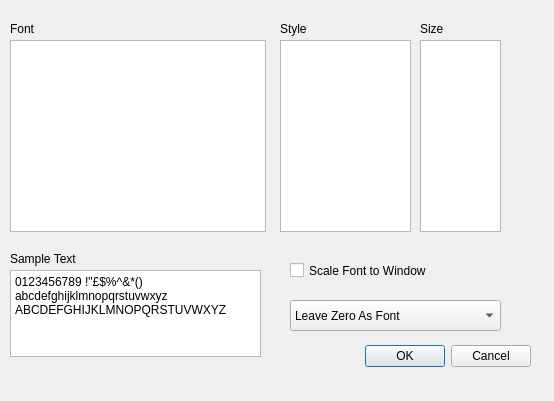
Qt form FontSelection.ui (HobbitHacker/Q3270) before a commit.
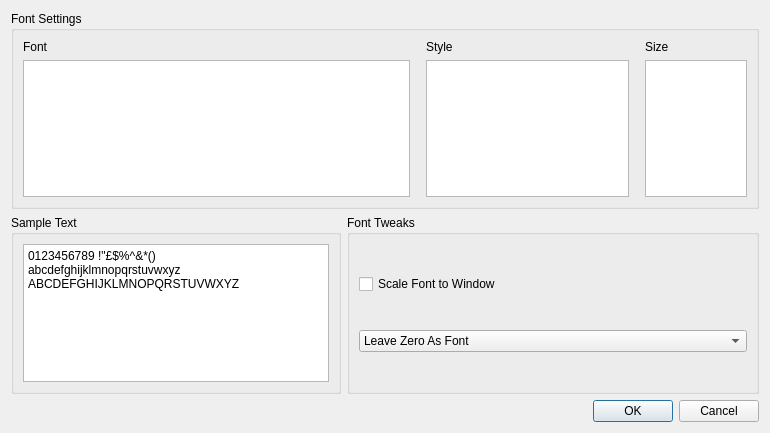
The same form after that commit.

Commit message: Trying to tidy up clazy warnings & GUI layout

What changed in the file:
```diff
--- a/FontSelection.ui
+++ b/FontSelection.ui
@@ -6,133 +6,126 @@
    <rect>
     <x>0</x>
     <y>0</y>
-    <width>554</width>
-    <height>401</height>
+    <width>770</width>
+    <height>433</height>
    </rect>
   </property>
   <property name="windowTitle">
    <string>Dialog</string>
   </property>
-  <widget class="QDialogButtonBox" name="buttonBox">
-   <property name="geometry">
-    <rect>
-     <x>190</x>
-     <y>340</y>
-     <width>341</width>
-     <height>32</height>
-    </rect>
-   </property>
+  <layout class="QVBoxLayout" name="verticalLayout_4">
+   <item>
+    <widget class="QGroupBox" name="groupBox_2">
+     <property name="title">
+      <string>Font Settings</string>
+     </property>
+     <layout class="QVBoxLayout" name="verticalLayout_6">
+      <item>
+       <layout class="QGridLayout" name="gridLayout" columnstretch="38,1,20,1,10">
+        <item row="1" column="2">
+         <widget class="QListWidget" name="FontStyleList"/>
+        </item>
+        <item row="1" column="1">
+         <spacer name="horizontalSpacer_3">
    <property name="orientation">
     <enum>Qt::Horizontal</enum>
    </property>
-   <property name="standardButtons">
-    <set>QDialogButtonBox::Cancel|QDialogButtonBox::Ok</set>
-   </property>
-  </widget>
-  <widget class="QListWidget" name="FontNameList">
-   <property name="geometry">
-    <rect>
-     <x>10</x>
-     <y>40</y>
-     <width>256</width>
-     <height>192</height>
-    </rect>
-   </property>
-  </widget>
-  <widget class="QListWidget" name="FontStyleList">
-   <property name="geometry">
-    <rect>
-     <x>280</x>
-     <y>40</y>
-     <width>131</width>
-     <height>192</height>
-    </rect>
-   </property>
-  </widget>
-  <widget class="QListWidget" name="FontSizeList">
-   <property name="geometry">
-    <rect>
-     <x>420</x>
-     <y>40</y>
-     <width>81</width>
-     <height>192</height>
-    </rect>
-   </property>
-  </widget>
-  <widget class="QLabel" name="Font">
-   <property name="geometry">
-    <rect>
-     <x>10</x>
-     <y>20</y>
-     <width>27</width>
-     <height>17</height>
-    </rect>
-   </property>
-   <property name="text">
-    <string>Font</string>
-   </property>
-  </widget>
-  <widget class="QLabel" name="Style">
-   <property name="geometry">
-    <rect>
-     <x>280</x>
-     <y>20</y>
-     <width>27</width>
-     <height>17</height>
-    </rect>
-   </property>
-   <property name="text">
-    <string>Style</string>
-   </property>
-  </widget>
+          <property name="sizeHint" stdset="0">
+           <size>
+            <width>40</width>
+            <height>20</height>
+           </size>
+          </property>
+         </spacer>
+        </item>
+        <item row="0" column="4">
   <widget class="QLabel" name="Size">
-   <property name="geometry">
-    <rect>
-     <x>420</x>
-     <y>20</y>
-     <width>23</width>
-     <height>17</height>
-    </rect>
-   </property>
    <property name="text">
     <string>Size</string>
    </property>
   </widget>
-  <widget class="QLabel" name="SampleText">
-   <property name="geometry">
-    <rect>
-     <x>10</x>
-     <y>250</y>
-     <width>69</width>
-     <height>17</height>
-    </rect>
-   </property>
+        </item>
+        <item row="1" column="3">
+         <spacer name="horizontalSpacer_4">
+          <property name="orientation">
+           <enum>Qt::Horizontal</enum>
+          </property>
+          <property name="sizeHint" stdset="0">
+           <size>
+            <width>40</width>
+            <height>20</height>
+           </size>
+          </property>
+         </spacer>
+        </item>
+        <item row="1" column="0">
+         <widget class="QListWidget" name="FontNameList"/>
+        </item>
+        <item row="0" column="2">
+         <widget class="QLabel" name="Style">
    <property name="text">
+           <string>Style</string>
+          </property>
+         </widget>
+        </item>
+        <item row="0" column="0">
+         <widget class="QLabel" name="Font">
+          <property name="text">
+           <string>Font</string>
+          </property>
+         </widget>
+        </item>
+        <item row="1" column="4">
+         <widget class="QListWidget" name="FontSizeList"/>
+        </item>
+       </layout>
+      </item>
+     </layout>
+    </widget>
+   </item>
+   <item>
+    <layout class="QVBoxLayout" name="verticalLayout_3">
+     <item>
+      <layout class="QHBoxLayout" name="horizontalLayout" stretch="120,150">
+       <item>
+        <layout class="QVBoxLayout" name="verticalLayout">
+         <item>
+          <widget class="QGroupBox" name="groupBox_3">
+           <property name="title">
     <string>Sample Text</string>
    </property>
-  </widget>
+           <layout class="QVBoxLayout" name="verticalLayout_7">
+            <item>
+             <widget class="QPlainTextEdit" name="SampleTextBox">
+              <property name="plainText">
+               <string>0123456789 !&quot;£$%^&amp;*()
+abcdefghijklmnopqrstuvwxyz
+ABCDEFGHIJKLMNOPQRSTUVWXYZ</string>
+              </property>
+             </widget>
+            </item>
+           </layout>
+          </widget>
+         </item>
+        </layout>
+       </item>
+       <item>
+        <layout class="QVBoxLayout" name="verticalLayout_2" stretch="0">
+         <item>
+          <widget class="QGroupBox" name="groupBox">
+           <property name="title">
+            <string>Font Tweaks</string>
+           </property>
+           <layout class="QVBoxLayout" name="verticalLayout_5">
+            <item>
   <widget class="QCheckBox" name="FontScaling">
-   <property name="geometry">
-    <rect>
-     <x>290</x>
-     <y>260</y>
-     <width>150</width>
-     <height>21</height>
-    </rect>
-   </property>
    <property name="text">
     <string>Scale Font to Window</string>
    </property>
   </widget>
+            </item>
+            <item>
   <widget class="QComboBox" name="comboBox">
-   <property name="geometry">
-    <rect>
-     <x>290</x>
-     <y>300</y>
-     <width>211</width>
-     <height>31</height>
-    </rect>
-   </property>
    <item>
     <property name="text">
      <string>Leave Zero As Font</string>
@@ -149,21 +142,27 @@
     </property>
    </item>
   </widget>
-  <widget class="QPlainTextEdit" name="SampleTextBox">
-   <property name="geometry">
-    <rect>
-     <x>10</x>
-     <y>270</y>
-     <width>251</width>
-     <height>87</height>
-    </rect>
-   </property>
-   <property name="plainText">
-    <string>0123456789 !&quot;£$%^&amp;*()
-abcdefghijklmnopqrstuvwxyz
-ABCDEFGHIJKLMNOPQRSTUVWXYZ</string>
-   </property>
-  </widget>
+            </item>
+           </layout>
+          </widget>
+         </item>
+        </layout>
+       </item>
+      </layout>
+     </item>
+    </layout>
+   </item>
+   <item>
+    <widget class="QDialogButtonBox" name="buttonBox">
+     <property name="orientation">
+      <enum>Qt::Horizontal</enum>
+     </property>
+     <property name="standardButtons">
+      <set>QDialogButtonBox::Cancel|QDialogButtonBox::Ok</set>
+     </property>
+    </widget>
+   </item>
+  </layout>
  </widget>
  <resources/>
  <connections>
```
Lines whose indentation alone changed are shown as unchanged. The commit also changes 1 other file.
